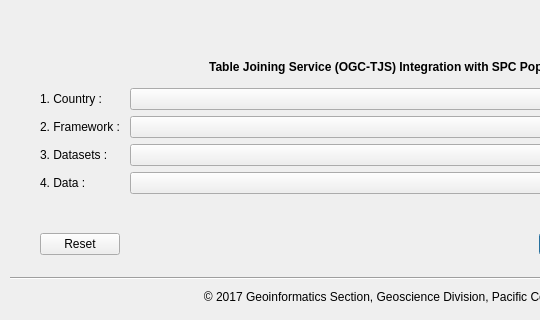
Qt form popgis_dialog_base.ui (sopac/popgis-plugin) before a commit; both pictures show x 0 to 540 and y 122 to 442 of the 834 by 442 pixel window.
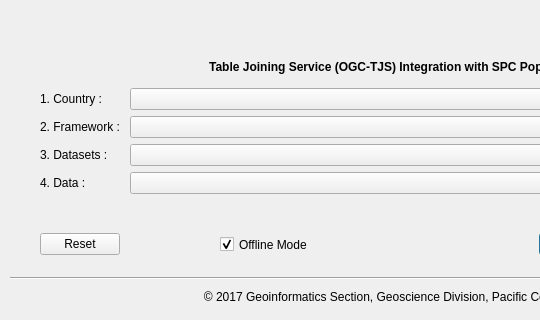
The same form after that commit. Icons and pictures are not drawn.

Commit message: O/R Mapper Implemented for Offline Datasets

The edit to the form file:
```diff
--- a/popgis_dialog_base.ui
+++ b/popgis_dialog_base.ui
@@ -164,6 +164,22 @@
     <set>Qt::AlignCenter</set>
    </property>
   </widget>
+  <widget class="QCheckBox" name="checkOffline">
+   <property name="geometry">
+    <rect>
+     <x>220</x>
+     <y>351</y>
+     <width>161</width>
+     <height>31</height>
+    </rect>
+   </property>
+   <property name="text">
+    <string>Offline Mode</string>
+   </property>
+   <property name="checked">
+    <bool>true</bool>
+   </property>
+  </widget>
  </widget>
  <resources>
   </resources>
```
Left out of the diff: 2 changed lines with no effect on the pictures. The commit also changes 35 other files.
